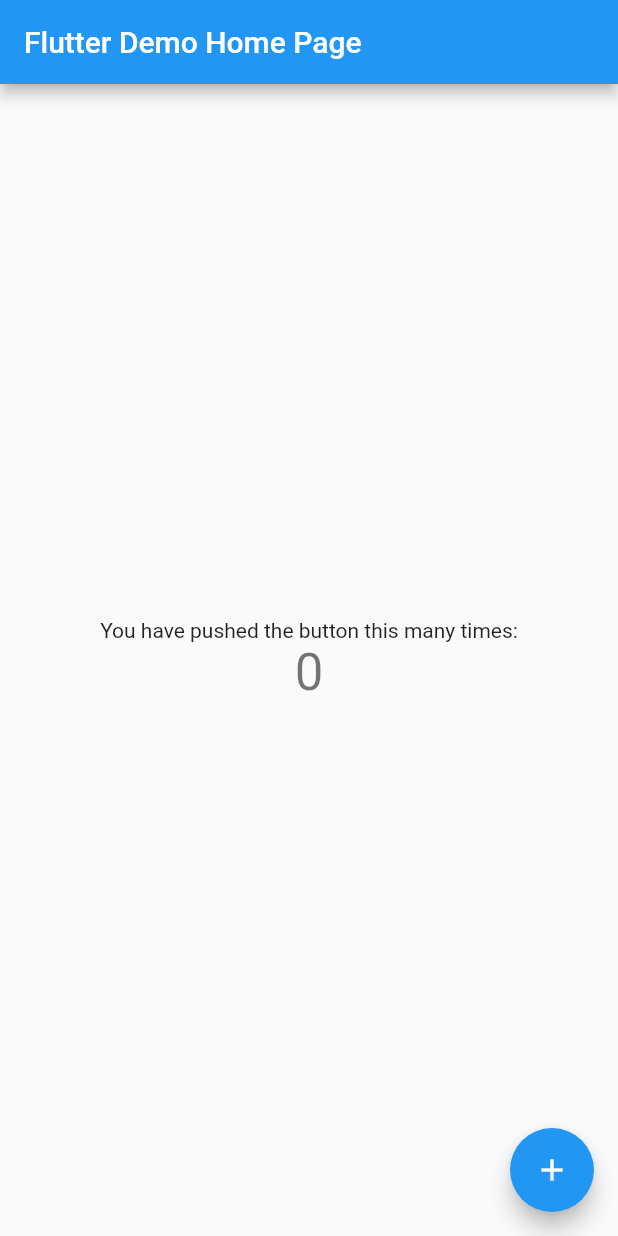
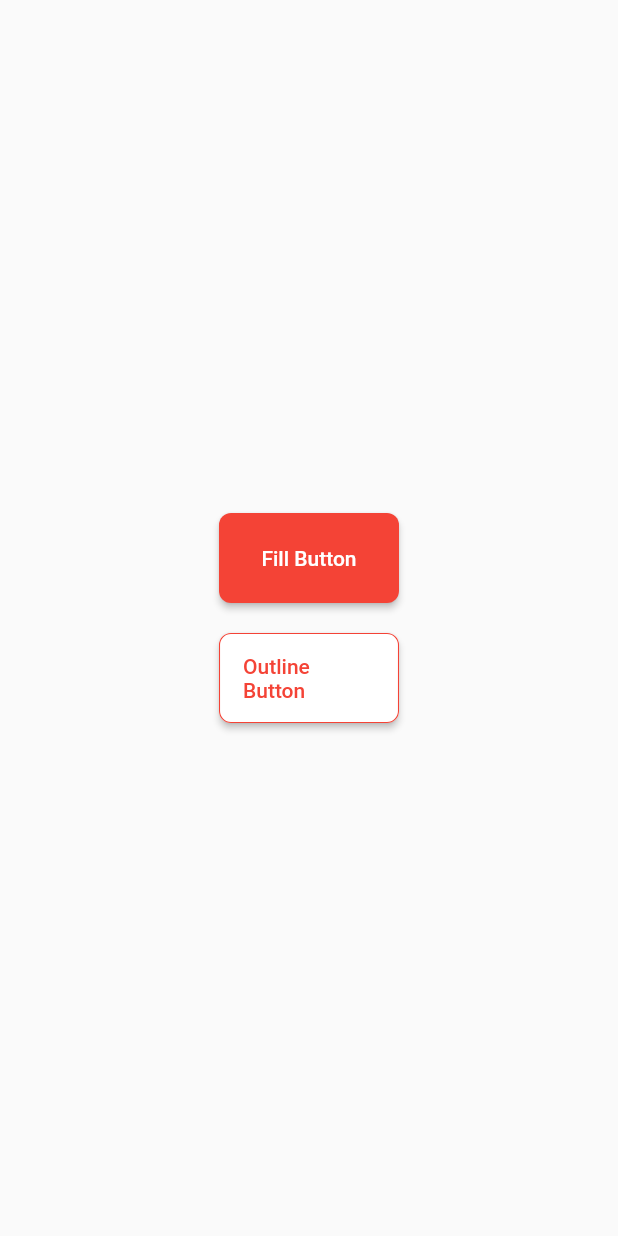
Before and after one commit to MinhQuang1711/abstract-factory, a Flutter app: the screen it shows after launch, on a phone screen of 412 x 824 dp. Run offline on Flutter 3.47's test engine with Material 2 defaults, Android fonts, the phone set to English and light mode, and no system bars.

Commit message:
abstract factory

```diff
--- /dev/null
+++ b/abstract_factory/lib/abstract_product/abstract_button.dart
@@ -0,0 +1,5 @@
+import 'package:flutter/material.dart';
+
+abstract class AbstractButton{
+  Widget createButton();
+}
--- /dev/null
+++ b/abstract_factory/lib/concrete_factory/conrete_factory.dart
@@ -0,0 +1,20 @@
+import 'package:abstract_factory/factory/button_factory.dart';
+import 'package:abstract_factory/widget/fill_button.dart';
+import 'package:abstract_factory/widget/outline_button.dart';
+import 'package:flutter/material.dart';
+
+enum ButtonType { outline, fill }
+
+class ConcreteFactory implements ButtonFactory {
+  ButtonType buttonType;
+  ConcreteFactory({required this.buttonType});
+  @override
+  Widget createButton() {
+    switch (buttonType) {
+      case ButtonType.outline:
+        return FillButtonWidget().createButton();
+      case ButtonType.fill:
+        return OutlineButtonWidget().createButton();
+    }
+  }
+}
--- /dev/null
+++ b/abstract_factory/lib/factory/button_factory.dart
@@ -0,0 +1,5 @@
+import 'package:flutter/material.dart';
+
+abstract class ButtonFactory{
+  Widget createButton();
+}
--- a/abstract_factory/lib/main.dart
+++ b/abstract_factory/lib/main.dart
@@ -1,3 +1,4 @@
+import 'package:abstract_factory/ui/main_page.dart';
 import 'package:flutter/material.dart';
 
 void main() {
@@ -7,109 +8,11 @@ void main() {
 class MyApp extends StatelessWidget {
   const MyApp({super.key});
 
-  // This widget is the root of your application.
   @override
   Widget build(BuildContext context) {
-    return MaterialApp(
-      title: 'Flutter Demo',
-      theme: ThemeData(
-        // This is the theme of your application.
-        //
-        // Try running your application with "flutter run". You'll see the
-        // application has a blue toolbar. Then, without quitting the app, try
-        // changing the primarySwatch below to Colors.green and then invoke
-        // "hot reload" (press "r" in the console where you ran "flutter run",
-        // or simply save your changes to "hot reload" in a Flutter IDE).
-        // Notice that the counter didn't reset back to zero; the application
-        // is not restarted.
-        primarySwatch: Colors.blue,
-      ),
-      home: const MyHomePage(title: 'Flutter Demo Home Page'),
+    return const MaterialApp(
+      debugShowCheckedModeBanner: false,
+      home: MainPage(),
     );
   }
 }
-
-class MyHomePage extends StatefulWidget {
-  const MyHomePage({super.key, required this.title});
-
-  // This widget is the home page of your application. It is stateful, meaning
-  // that it has a State object (defined below) that contains fields that affect
-  // how it looks.
-
-  // This class is the configuration for the state. It holds the values (in this
-  // case the title) provided by the parent (in this case the App widget) and
-  // used by the build method of the State. Fields in a Widget subclass are
-  // always marked "final".
-
-  final String title;
-
-  @override
-  State<MyHomePage> createState() => _MyHomePageState();
-}
-
-class _MyHomePageState extends State<MyHomePage> {
-  int _counter = 0;
-
-  void _incrementCounter() {
-    setState(() {
-      // This call to setState tells the Flutter framework that something has
-      // changed in this State, which causes it to rerun the build method below
-      // so that the display can reflect the updated values. If we changed
-      // _counter without calling setState(), then the build method would not be
-      // called again, and so nothing would appear to happen.
-      _counter++;
-    });
-  }
-
-  @override
-  Widget build(BuildContext context) {
-    // This method is rerun every time setState is called, for instance as done
-    // by the _incrementCounter method above.
-    //
-    // The Flutter framework has been optimized to make rerunning build methods
-    // fast, so that you can just rebuild anything that needs updating rather
-    // than having to individually change instances of widgets.
-    return Scaffold(
-      appBar: AppBar(
-        // Here we take the value from the MyHomePage object that was created by
-        // the App.build method, and use it to set our appbar title.
-        title: Text(widget.title),
-      ),
-      body: Center(
-        // Center is a layout widget. It takes a single child and positions it
-        // in the middle of the parent.
-        child: Column(
-          // Column is also a layout widget. It takes a list of children and
-          // arranges them vertically. By default, it sizes itself to fit its
-          // children horizontally, and tries to be as tall as its parent.
-          //
-          // Invoke "debug painting" (press "p" in the console, choose the
-          // "Toggle Debug Paint" action from the Flutter Inspector in Android
-          // Studio, or the "Toggle Debug Paint" command in Visual Studio Code)
-          // to see the wireframe for each widget.
-          //
-          // Column has various properties to control how it sizes itself and
-          // how it positions its children. Here we use mainAxisAlignment to
-          // center the children vertically; the main axis here is the vertical
-          // axis because Columns are vertical (the cross axis would be
-          // horizontal).
-          mainAxisAlignment: MainAxisAlignment.center,
-          children: <Widget>[
-            const Text(
-              'You have pushed the button this many times:',
-            ),
-            Text(
-              '$_counter',
-              style: Theme.of(context).textTheme.headlineMedium,
-            ),
-          ],
-        ),
-      ),
-      floatingActionButton: FloatingActionButton(
-        onPressed: _incrementCounter,
-        tooltip: 'Increment',
-        child: const Icon(Icons.add),
-      ), // This trailing comma makes auto-formatting nicer for build methods.
-    );
-  }
-}
--- /dev/null
+++ b/abstract_factory/lib/ui/main_page.dart
@@ -0,0 +1,27 @@
+import 'package:abstract_factory/concrete_factory/conrete_factory.dart';
+import 'package:abstract_factory/widget/custom_button/custom_button.dart';
+import 'package:flutter/material.dart';
+
+class MainPage extends StatelessWidget {
+  const MainPage({super.key});
+
+  @override
+  Widget build(BuildContext context) {
+    return Scaffold(
+      body: Center(
+        child: Column(
+          mainAxisAlignment: MainAxisAlignment.center,
+          children: [
+            CustomButton(
+              widgetFactory: ConcreteFactory(buttonType: ButtonType.outline),
+            ),
+            const SizedBox(height: 20),
+            CustomButton(
+              widgetFactory: ConcreteFactory(buttonType: ButtonType.fill),
+            )
+          ],
+        ),
+      ),
+    );
+  }
+}
--- /dev/null
+++ b/abstract_factory/lib/widget/custom_button/custom_button.dart
@@ -0,0 +1,11 @@
+import 'package:abstract_factory/factory/button_factory.dart';
+import 'package:flutter/material.dart';
+
+class CustomButton extends StatelessWidget {
+  const CustomButton({required this.widgetFactory, super.key});
+  final ButtonFactory widgetFactory;
+  @override
+  Widget build(BuildContext context) {
+    return widgetFactory.createButton();
+  }
+}
--- /dev/null
+++ b/abstract_factory/lib/widget/fill_button.dart
@@ -0,0 +1,27 @@
+import 'package:abstract_factory/abstract_product/abstract_button.dart';
+import 'package:flutter/material.dart';
+
+class FillButtonWidget implements AbstractButton {
+  @override
+  Widget createButton() {
+    return SizedBox(
+      height: 60,
+      width: 120,
+      child: ElevatedButton(
+        onPressed: () {},
+        style: ButtonStyle(
+          backgroundColor: MaterialStateProperty.all<Color>(Colors.red),
+          shape: MaterialStateProperty.all<RoundedRectangleBorder>(
+            RoundedRectangleBorder(
+              borderRadius: BorderRadius.circular(8),
+            ),
+          ),
+        ),
+        child: const Text(
+          'Fill Button',
+          style: TextStyle(color: Colors.white),
+        ),
+      ),
+    );
+  }
+}
--- /dev/null
+++ b/abstract_factory/lib/widget/outline_button.dart
@@ -0,0 +1,31 @@
+import 'package:abstract_factory/abstract_product/abstract_button.dart';
+import 'package:flutter/material.dart';
+
+class OutlineButtonWidget implements AbstractButton {
+  @override
+  Widget createButton() {
+    return SizedBox(
+      width: 120,
+      height: 60,
+      child: ElevatedButton(
+        onPressed: () {},
+        style: ButtonStyle(
+          backgroundColor: MaterialStateProperty.all<Color>(Colors.white),
+          shape: MaterialStateProperty.all<RoundedRectangleBorder>(
+            RoundedRectangleBorder(
+              borderRadius: BorderRadius.circular(8),
+              side: const BorderSide(
+                color: Colors.red,
+                width: 0.7,
+              ),
+            ),
+          ),
+        ),
+        child: const Text(
+          'Outline Button',
+          style: TextStyle(color: Colors.red),
+        ),
+      ),
+    );
+  }
+}
```
